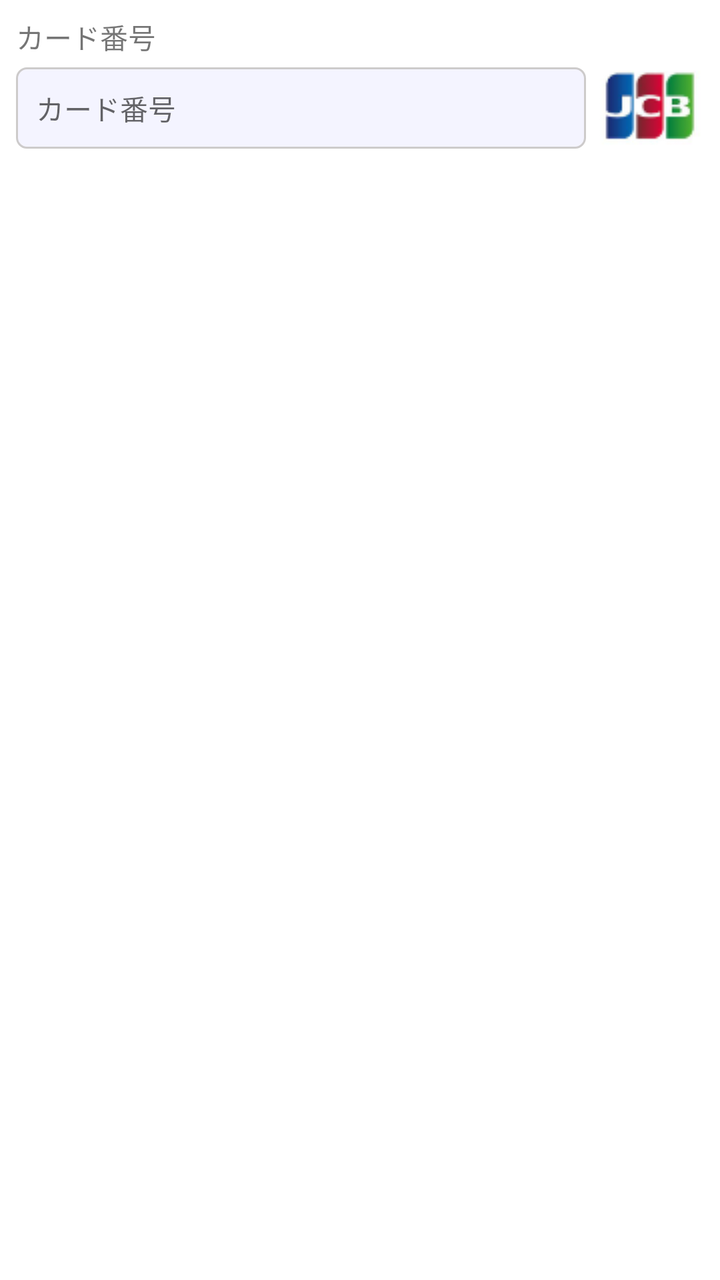
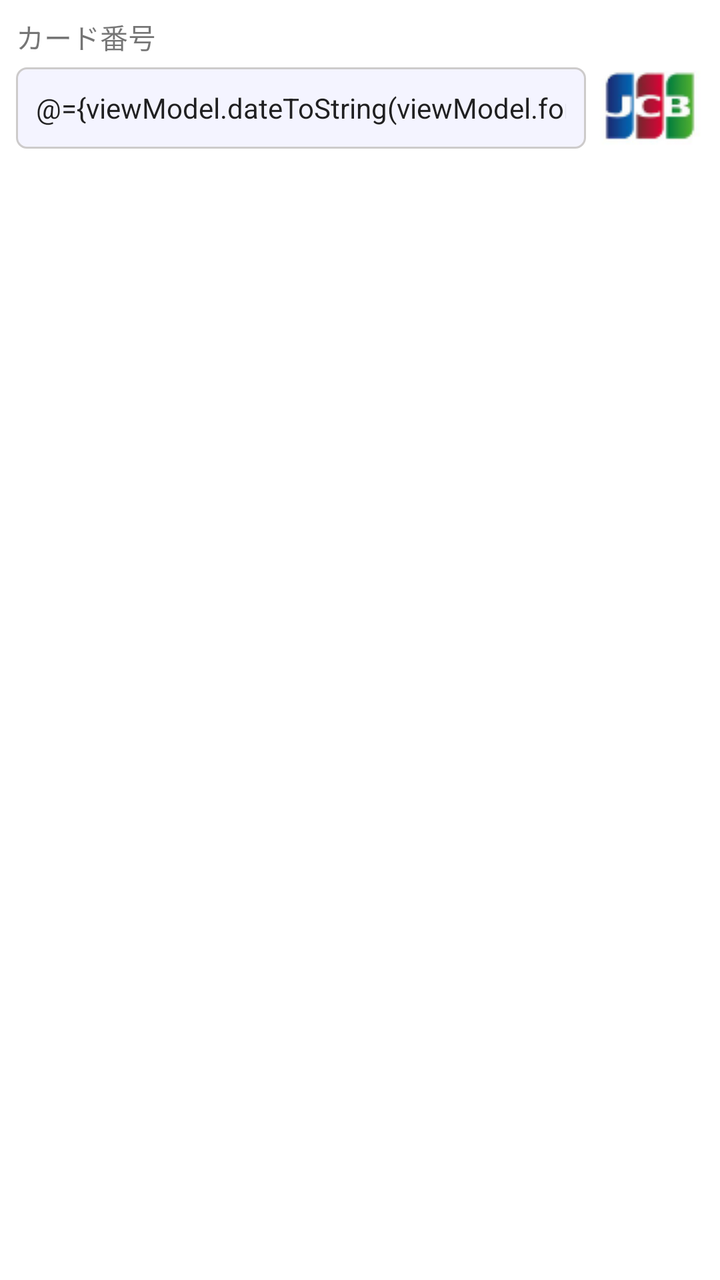

Two renders of the same Android screen: before a commit and after it. Below are the layout's source before the change and the commit's diff.
<!-- AndroidManifest.xml: fallback theme Theme.MaterialComponents.DayNight.NoActionBar -->
<!-- res/layout/card_number_input_field.xml -->
<layout xmlns:android="http://schemas.android.com/apk/res/android">
    <data>
        <variable
            name="viewModel"
            type="jp.gmopg.japanpost.fincodesdk.util.CardNumber" />
    </data>

    <LinearLayout
        android:layout_width="match_parent"
        android:layout_height="wrap_content"
        android:orientation="vertical"
        android:padding="8dp"
        >

        <TextView
            android:id="@+id/cardNumberItem"
            android:layout_width="match_parent"
            android:layout_height="wrap_content"
            android:text="@string/card_number"
            android:textSize="14sp"/>

        <LinearLayout
            android:layout_width="match_parent"
            android:layout_height="wrap_content"
            android:orientation="horizontal"
            android:layout_gravity="end"
            android:layout_marginTop="5dp">

            <RelativeLayout
                android:layout_width="0dp"
                android:layout_height="wrap_content"
                android:layout_weight="1">

                <EditText
                    android:id="@+id/cardNumber"
                    android:layout_width="match_parent"
                    android:layout_height="wrap_content"
                    android:layout_gravity="center"
                    android:layout_marginRight="5dp"
                    android:background="@drawable/shape_input_field"
                    android:hint="@string/card_number"
                    android:inputType="number"
                    android:text="@{viewModel.cardNumber}"
                    android:padding="10dp"
                    android:textSize="14sp"/>

                <ImageView
                    android:id="@+id/cardImage"
                    android:layout_width="wrap_content"
                    android:layout_height="25sp"
                    android:layout_alignEnd="@+id/cardNumber"
                    android:layout_marginEnd="5dp"
                    android:layout_centerVertical="true"
                    android:visibility="invisible"
                    android:src="@drawable/jcb" />
            </RelativeLayout>

            <ImageView
                android:layout_width="wrap_content"
                android:layout_height="wrap_content"
                android:src="@drawable/jcb"
                android:layout_gravity="center"/>

        </LinearLayout>

        <TextView
            android:id="@+id/cardNumberError"
            android:layout_width="match_parent"
            android:layout_height="wrap_content"
            android:layout_marginTop="5dp"
            android:text="@string/card_number_no_input_message"
            android:textSize="12sp"
            android:textColor="#FF0000"
            android:visibility="gone"/>

        <TextView
            android:id="@+id/cardNumberFormatError"
            android:layout_width="match_parent"
            android:layout_height="wrap_content"
            android:layout_marginTop="5dp"
            android:text="@string/card_number_no_format_message"
            android:textSize="12sp"
            android:textColor="#FF0000"
            android:visibility="gone"/>

    </LinearLayout>
</layout>
<!-- resources referenced by this layout -->
<resources>
  <!-- drawable jcb: png bitmap (drawable, 3657 bytes) -->
  <!-- drawable shape_input_field (drawable) -->
  <?xml version="1.0" encoding="utf-8"?>
  <shape xmlns:android="http://schemas.android.com/apk/res/android"
      android:shape="rectangle">
      <solid android:color="#f4f4ff" />
      <stroke android:width="1dp"  android:color="#CDCBCB"/>
      <corners android:radius="5dp"/>
  </shape>
  <string name="card_number">カード番号</string>
  <string name="card_number_no_format_message">カード番号の書式が正しくありません</string>
  <string name="card_number_no_input_message">カード番号が指定されていません</string>
</resources>

<!-- the commit's change to res/layout/card_number_input_field.xml (unified diff, before → after) -->
@@ -1,8 +1,12 @@
 <layout xmlns:android="http://schemas.android.com/apk/res/android">
     <data>
         <variable
+            name="converter"
+            type="jp.gmopg.japanpost.fincodesdk.util.Converter" />
+
+        <variable
             name="viewModel"
-            type="jp.gmopg.japanpost.fincodesdk.util.CardNumber" />
+            type="jp.gmopg.japanpost.fincodesdk.util.CardNumberViewModel" />
     </data>
 
     <LinearLayout
@@ -40,7 +44,7 @@
                     android:background="@drawable/shape_input_field"
                     android:hint="@string/card_number"
                     android:inputType="number"
-                    android:text="@{viewModel.cardNumber}"
+                    android:text="@={viewModel.dateToString(viewModel.formText)}"
                     android:padding="10dp"
                     android:textSize="14sp"/>
 
